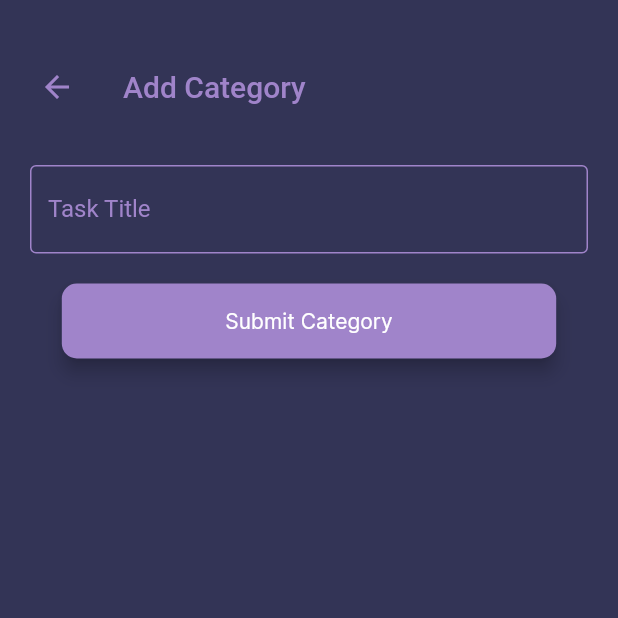
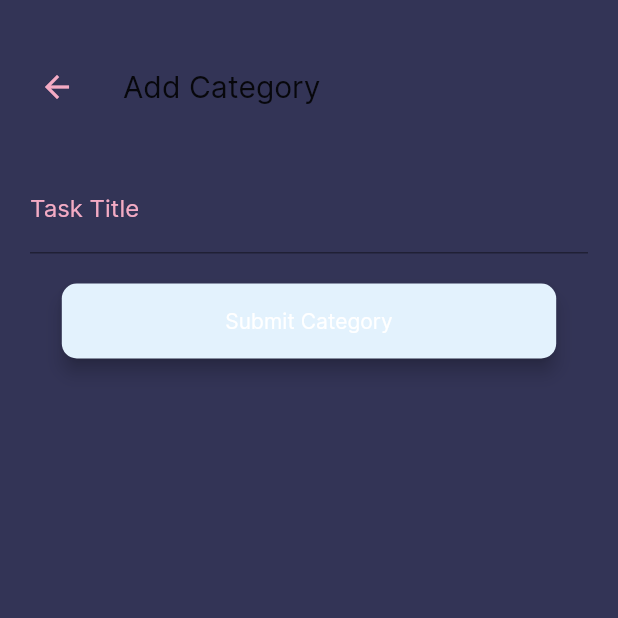
Before and after one commit to dhairya703/pomodoroapp, a Flutter app: the AddCategoryView screen opened directly, on a phone screen of 412 x 824 dp, the top half of it. Run offline on Flutter 3.47's test engine with Material 2 defaults, Android fonts, the phone set to English and light mode, and no system bars; our stand-ins replace bloc, dartz, equatable, flutter_bloc, flutter_datetime_picker, flutter_heatmap_calendar and 8 more; missing offline and left inert: bitsdojo_window; accounts and stored records are empty; generated files the repository leaves out were written again.

Commit message:
refactor: delete all hard coded colors in UI

```diff
--- a/lib/core/constant/constant.dart
+++ b/lib/core/constant/constant.dart
@@ -12,42 +12,69 @@ class AppConstant {
   static const splashIconHeroTag = "__splash-appbar__";
 
   // colors
-  static const textColor = Color(0xffC3AED6);
-  static const darkTextColor = Color(0xff333456);
-  static const secondaryColor = Color(0xffA084CA);
-  static const primaryColor = Color(0xffF4ABC4);
-  static const scaffoldColor = Color(0xff333456);
-  static const funColor = Color(0xffC3AED6);
-  static const swatchColor = Color(0xffD3DBFF);
+  static const defaultLightColors = {
+    "lightTextColor": Color(0xffC3AED6),
+    "darkTextColor": Color(0xff333456),
+    "primaryColor": Color(0xffF4ABC4),
+    "secondaryColor": Color(0xffA084CA),
+    "scaffoldBgColor": Color(0xff333456),
+    "funColor": Color(0xffC3AED6),
+    "swatchColor": Color(0xffD3DBFF),
+  };
+  static const defaultDarkColors = {
+    "lightTextColor": Color(0xffC3AED6),
+    "darkTextColor": Color(0xff333456),
+    "primaryColor": Color(0xffF4ABC4),
+    "secondaryColor": Color(0xffA084CA),
+    "scaffoldBgColor": Color(0xff333456),
+    "funColor": Color(0xffC3AED6),
+    "swatchColor": Color(0xffD3DBFF),
+  };
 
   // app theme
-  static getTheme(BuildContext context) => ThemeData(
-        primaryColor: primaryColor,
-        scaffoldBackgroundColor: scaffoldColor,
+  static lightDefaultTheme() => ThemeData(
+        primaryColor: defaultLightColors["primaryColor"],
+        scaffoldBackgroundColor: defaultLightColors["scaffoldBgColor"],
         fontFamily: fontFamily,
-        brightness: Brightness.dark,
-        appBarTheme: const AppBarTheme(
+        brightness: Brightness.light,
+        appBarTheme: AppBarTheme(
           elevation: 0,
           backgroundColor: Colors.transparent,
           centerTitle: false,
           iconTheme: IconThemeData(
-            color: secondaryColor,
+            color: defaultLightColors["primaryColor"],
           ),
         ),
-        cardColor: funColor,
-        hintColor: secondaryColor,
-        iconTheme: const IconThemeData(
-          color: secondaryColor,
+        cardColor: defaultLightColors["primaryColor"],
+        hintColor: defaultLightColors["primaryColor"],
+        iconTheme: IconThemeData(
+          color: defaultLightColors["primaryColor"],
         ),
         buttonTheme: const ButtonThemeData(
           textTheme: ButtonTextTheme.normal,
         ),
-        textTheme: Theme.of(context)
-            .textTheme
-            .copyWith(button: const TextStyle(color: textColor))
-            .apply(
-              bodyColor: textColor,
-              displayColor: textColor,
-            ),
+      );
+
+  static darkDefaultTheme() => ThemeData(
+        primaryColor: defaultLightColors["primaryColor"],
+        scaffoldBackgroundColor: defaultLightColors["scaffoldBgColor"],
+        fontFamily: fontFamily,
+        brightness: Brightness.light,
+        appBarTheme: AppBarTheme(
+          elevation: 0,
+          backgroundColor: Colors.transparent,
+          centerTitle: false,
+          iconTheme: IconThemeData(
+            color: defaultLightColors["primaryColor"],
+          ),
+        ),
+        cardColor: defaultLightColors["primaryColor"],
+        hintColor: defaultLightColors["primaryColor"],
+        iconTheme: IconThemeData(
+          color: defaultLightColors["primaryColor"],
+        ),
+        buttonTheme: const ButtonThemeData(
+          textTheme: ButtonTextTheme.normal,
+        ),
       );
 }
--- a/lib/core/shared_widgets/base_app_bar.dart
+++ b/lib/core/shared_widgets/base_app_bar.dart
@@ -76,10 +76,7 @@ class _BaseAppBarState extends State<BaseAppBar>
                 )),
             title: Text(
               widget.title,
-              style: Theme.of(context)
-                  .textTheme
-                  .titleLarge
-                  ?.copyWith(color: AppConstant.secondaryColor),
+              style: Theme.of(context).textTheme.titleLarge,
             ),
             actions: [
               IconButton(
--- a/lib/core/shared_widgets/custom_form_field.dart
+++ b/lib/core/shared_widgets/custom_form_field.dart
@@ -50,26 +50,9 @@ class _CustomFormFieldState extends State<CustomFormField> {
                   },
                   child: Icon(
                     obscure ? Icons.visibility_off : Icons.visibility,
-                    color: AppConstant.swatchColor,
                   ),
                 )
               : null,
-          focusedBorder: const OutlineInputBorder(
-            borderSide:
-                BorderSide(color: AppConstant.secondaryColor, width: 1.0),
-          ),
-          enabledBorder: const OutlineInputBorder(
-            borderSide:
-                BorderSide(color: AppConstant.secondaryColor, width: 1.0),
-          ),
-          errorBorder: const OutlineInputBorder(
-            borderSide:
-                BorderSide(color: AppConstant.secondaryColor, width: 1.0),
-          ),
-          focusedErrorBorder: const OutlineInputBorder(
-            borderSide:
-                BorderSide(color: AppConstant.secondaryColor, width: 1.0),
-          ),
           label: Text(
             widget.hint ?? "",
             textAlign: TextAlign.left,
@@ -103,7 +86,6 @@ class _CustomFormFieldState extends State<CustomFormField> {
         }
         return null;
       },
-      cursorColor: AppConstant.swatchColor,
       keyboardType: widget.textInputType,
     );
   }
--- a/lib/core/shared_widgets/global_datetime_picker.dart
+++ b/lib/core/shared_widgets/global_datetime_picker.dart
@@ -21,9 +21,7 @@ class GlobalDateTimePicker extends StatelessWidget {
           DatePicker.showDateTimePicker(
             context,
             showTitleActions: true,
-            theme: const DatePickerTheme(
-              backgroundColor: AppConstant.primaryColor,
-            ),
+            theme: const DatePickerTheme(),
             minTime: DateTime.now(),
             maxTime: DateTime(2024, 6, 7),
             onChanged: onChanged,
--- a/lib/core/shared_widgets/global_indicator.dart
+++ b/lib/core/shared_widgets/global_indicator.dart
@@ -12,7 +12,7 @@ class GlobalIndicator extends StatelessWidget {
   @override
   Widget build(BuildContext context) {
     return SpinKitRing(
-      color: color ?? AppConstant.primaryColor,
+      color: color ?? Theme.of(context).primaryColor,
       size: size ?? 35,
       lineWidth: width ?? 1.7,
     );
--- a/lib/core/shared_widgets/global_snack.dart
+++ b/lib/core/shared_widgets/global_snack.dart
@@ -5,7 +5,7 @@ showSnackBar(BuildContext context, {required String title, Color? color}) =>
     ScaffoldMessenger.of(context).showSnackBar(
       SnackBar(
         content: Text(title),
-        backgroundColor: color ?? AppConstant.primaryColor,
+        backgroundColor: color ?? Theme.of(context).primaryColor,
         duration: const Duration(milliseconds: 600),
       ),
     );
--- a/lib/features/notification_management/presentation/widgets/notificaiton_item.dart
+++ b/lib/features/notification_management/presentation/widgets/notificaiton_item.dart
@@ -23,7 +23,6 @@ class NotificationItem extends StatelessWidget {
       child: Container(
         height: SizeConfig.heightMultiplier * 15,
         decoration: BoxDecoration(
-          color: AppConstant.secondaryColor.withOpacity(.08),
           borderRadius: BorderRadius.circular(15),
         ),
         padding: const EdgeInsets.symmetric(vertical: 10, horizontal: 20),
--- a/lib/features/task_management/presentation/pages/add_category_page.dart
+++ b/lib/features/task_management/presentation/pages/add_category_page.dart
@@ -64,7 +64,7 @@ class _AddCategoryViewState extends State<AddCategoryView> {
               title: (state is CategoryAddSuccess)
                   ? localization.successTitle
                   : localization.failureTitle,
-              color: AppConstant.primaryColor);
+              color: Theme.of(context).primaryColor);
         }
       },
       builder: (context, state) {
@@ -93,7 +93,7 @@ class _AddCategoryViewState extends State<AddCategoryView> {
                               CategoryEntity(title: titleController.text)));
                         }
                       },
-                      backgroundColor: AppConstant.secondaryColor,
+                      backgroundColor: Theme.of(context).secondaryHeaderColor,
                       child: (state is CategoryAddLoading)
                           ? const GlobalIndicator()
                           : Text(localization.submitCategory),
--- a/lib/features/task_management/presentation/pages/add_task_page.dart
+++ b/lib/features/task_management/presentation/pages/add_task_page.dart
@@ -69,7 +69,7 @@ class _AddTaskViewState extends State<AddTaskView> {
         if (state is TaskAddFailure) {
           showSnackBar(context,
               title: localization.failureTitle,
-              color: AppConstant.primaryColor);
+              color: Theme.of(context).primaryColor);
         }
         if (state is TaskAddSuccess) {
           Navigator.pop(context);
@@ -147,7 +147,6 @@ class _AddTaskViewState extends State<AddTaskView> {
                           }
                         }
                       },
-                      backgroundColor: AppConstant.secondaryColor,
                       child: (state is TaskAddLoading)
                           ? const GlobalIndicator()
                           : Text(localization.submitTask),
--- a/lib/features/task_management/presentation/pages/home_page.dart
+++ b/lib/features/task_management/presentation/pages/home_page.dart
@@ -55,7 +55,6 @@ class HomeView extends StatelessWidget {
               width: SizeConfig.widthMultiplier * 100,
               height: SizeConfig.heightMultiplier * 20,
               decoration: BoxDecoration(
-                color: AppConstant.swatchColor.withOpacity(.09),
                 borderRadius: BorderRadius.circular(20),
               ),
               child: Padding(
@@ -80,9 +79,6 @@ class HomeView extends StatelessWidget {
                                   child: CircularProgressIndicator(
                                     value: dailyItem?.processPercentage ?? 0,
                                     strokeWidth: 10,
-                                    backgroundColor:
-                                        AppConstant.swatchColor.withOpacity(.2),
-                                    color: AppConstant.swatchColor,
                                   ),
                                 ),
                               ),
--- a/lib/features/task_management/presentation/pages/tasks_page.dart
+++ b/lib/features/task_management/presentation/pages/tasks_page.dart
@@ -67,7 +67,6 @@ class TaskView extends StatelessWidget {
                         return Column(
                           children: const [
                             Divider(
-                              color: AppConstant.secondaryColor,
                               thickness: 8,
                               endIndent: 20,
                               indent: 20,
--- a/lib/features/task_management/presentation/widgets/detail_richtext_widget.dart
+++ b/lib/features/task_management/presentation/widgets/detail_richtext_widget.dart
@@ -26,7 +26,6 @@ class DetailRichTextWidget extends StatelessWidget {
           TextSpan(
             text: " $count ",
             style: Theme.of(context).textTheme.headlineMedium?.copyWith(
-                  color: AppConstant.swatchColor,
                   fontStyle: FontStyle.normal,
                   fontWeight: FontWeight.bold,
                 ),
--- a/lib/features/task_management/presentation/widgets/task_item.dart
+++ b/lib/features/task_management/presentation/widgets/task_item.dart
@@ -25,7 +25,6 @@ class TaskItem extends StatelessWidget {
             child: Container(
               height: SizeConfig.heightMultiplier * 11,
               decoration: BoxDecoration(
-                color: AppConstant.primaryColor.withOpacity(.1),
                 borderRadius: BorderRadius.circular(20),
               ),
               padding: const EdgeInsets.symmetric(horizontal: 20),
--- a/lib/features/task_management/presentation/widgets/timer_task.dart
+++ b/lib/features/task_management/presentation/widgets/timer_task.dart
@@ -29,7 +29,6 @@ class TimerTask extends StatelessWidget {
       width: SizeConfig.widthMultiplier * 85,
       height: SizeConfig.heightMultiplier * 11,
       decoration: BoxDecoration(
-        color: AppConstant.secondaryColor.withOpacity(.07),
         borderRadius: BorderRadius.circular(20),
       ),
       padding: const EdgeInsets.symmetric(horizontal: 20),
@@ -37,14 +36,12 @@ class TimerTask extends StatelessWidget {
         mainAxisAlignment: MainAxisAlignment.start,
         children: [
           Material(
-            color: AppConstant.swatchColor,
             shape:
                 RoundedRectangleBorder(borderRadius: BorderRadius.circular(10)),
             child: const Padding(
               padding: EdgeInsets.all(11.0),
               child: Icon(
                 Ionicons.ice_cream,
-                color: AppConstant.scaffoldColor,
               ),
             ),
           ),
@@ -109,7 +106,6 @@ class SelectATaskToStart extends StatelessWidget {
             width: SizeConfig.widthMultiplier * 60,
             height: SizeConfig.heightMultiplier * 5,
             decoration: BoxDecoration(
-              color: AppConstant.secondaryColor.withOpacity(.2),
               borderRadius: BorderRadius.circular(20),
             ),
             child: Center(
@@ -129,7 +125,6 @@ class SelectATaskToStart extends StatelessWidget {
             width: SizeConfig.widthMultiplier * 60,
             height: SizeConfig.heightMultiplier * 5,
             decoration: BoxDecoration(
-              color: AppConstant.secondaryColor.withOpacity(.2),
               borderRadius: BorderRadius.circular(20),
             ),
             child: Center(child: Text(localization.selectTaskTitle)),
--- a/lib/main.dart
+++ b/lib/main.dart
@@ -76,7 +76,9 @@ class MyApp extends StatelessWidget {
               return MaterialApp(
                 title: AppConstant.appName,
                 onGenerateRoute: AppRouter.onGenerationRouter,
-                theme: AppConstant.getTheme(context),
+                themeMode: ThemeMode.light,
+                theme: AppConstant.lightDefaultTheme(),
+                darkTheme: AppConstant.darkDefaultTheme(),
                 debugShowCheckedModeBanner: false,
                 localizationsDelegates: const [
                   AppLocalizations.delegate,
```
Also changed, not shown: lib/features/configuration/presentation/pages/base_page.dart (+5 -5 lines), lib/features/configuration/presentation/pages/settings_page.dart (+2 -7 lines), lib/features/task_management/presentation/pages/analysis_page.dart (+1 -7 lines), lib/features/task_management/presentation/pages/timer_page.dart (+4 -12 lines), lib/features/task_management/presentation/widgets/home_task_item.dart (+2 -13 lines).
